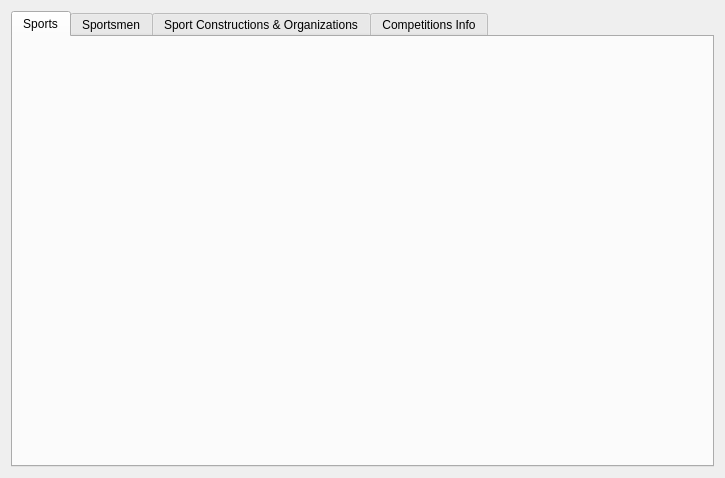
Old version of the form maintabwindow.ui in the repository application-developer-DA/db-course.
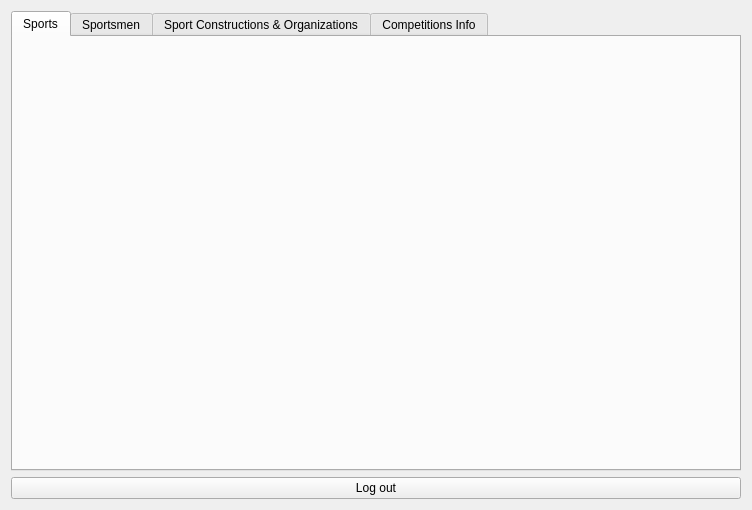
New version of the form. The open tabs and pages were chosen to show the change.

Commit message: Add logout procedure, minor GUI fix

Diff of the .ui file:
```diff
--- a/maintabwindow.ui
+++ b/maintabwindow.ui
@@ -6,8 +6,8 @@
    <rect>
     <x>0</x>
     <y>0</y>
-    <width>725</width>
-    <height>478</height>
+    <width>752</width>
+    <height>510</height>
    </rect>
   </property>
   <property name="windowTitle">
@@ -44,6 +44,13 @@
      </widget>
     </widget>
    </item>
+   <item row="1" column="0">
+    <widget class="QPushButton" name="disconnectButton">
+     <property name="text">
+      <string>Log out</string>
+     </property>
+    </widget>
+   </item>
   </layout>
  </widget>
  <resources/>
```
Left out of the diff: 2 changed lines with no effect on the pictures. The commit also changes 4 other files.
